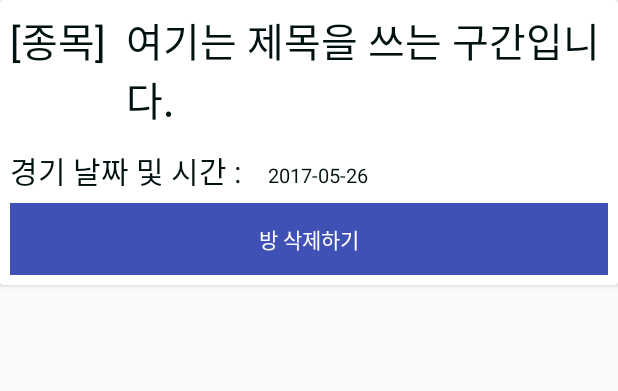
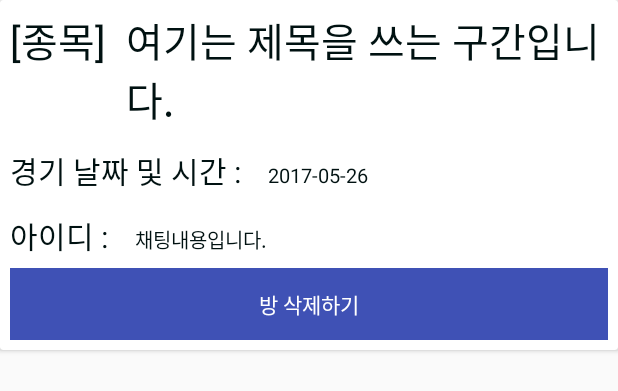
Before and after one commit to matteblack9/bandFitProject, an Android app: the layout chatroom_list_item.xml on its own in the app's theme, with its tools: preview values and no code run, on a phone screen of 412 x 824 dp. Shown: the top 391 px of the screen. Run offline under Robolectric (Android 15) with nearby library versions, the phone set to English and light mode, and no system bars.

Commit message:
오전 1:16

```diff
--- a/app/src/main/java/com/bandfitproject/board/ChatRoomAdapter.java
+++ b/app/src/main/java/com/bandfitproject/board/ChatRoomAdapter.java
@@ -182,6 +182,11 @@ public class ChatRoomAdapter extends RecyclerView.Adapter<ChatRoomAdapter.ViewHo
         @BindView(R.id.chatroom_textview_date) TextView text_date;
         @BindView(R.id.btn_removeBoard) Button btn_removeBoard;
 
+        // ++ //
+        @BindView(R.id.tx_id) TextView tx_id;
+        @BindView(R.id.tx_msg) TextView tx_msg;
+        // ++ //
+
         public ViewHolder(View v) {
             super(v);
             ButterKnife.bind(this, v);
--- a/app/src/main/res/layout/chatroom_list_item.xml
+++ b/app/src/main/res/layout/chatroom_list_item.xml
@@ -60,6 +60,29 @@
                     android:textColor="#001111"
                     android:textSize="20px"/>
             </LinearLayout>
+
+            <LinearLayout
+                android:layout_width="match_parent"
+                android:layout_height="wrap_content"
+                android:orientation="horizontal">
+                <TextView
+                    android:id="@+id/tx_id"
+                    android:layout_width="wrap_content"
+                    android:layout_height="wrap_content"
+                    android:layout_margin="10px"
+                    android:text="아이디 : "
+                    android:textColor="#001111"
+                    android:textSize="30px" />
+
+                <TextView
+                    android:layout_margin="10px"
+                    android:id="@+id/tx_msg"
+                    android:layout_width="wrap_content"
+                    android:layout_height="wrap_content"
+                    android:text="채팅내용입니다."
+                    android:textColor="#001111"
+                    android:textSize="20px"/>
+            </LinearLayout>
             <Button
                 android:layout_marginLeft="10px"
                 android:layout_marginRight="10px"
```
Also changed, not shown: app/src/main/java/com/bandfitproject/board/BoardMainActivity.java (+19 -16 lines).
